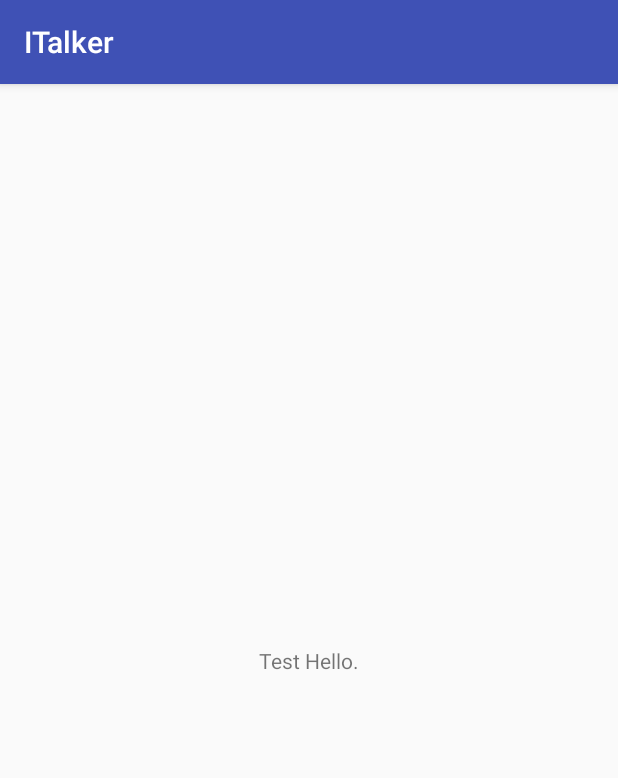
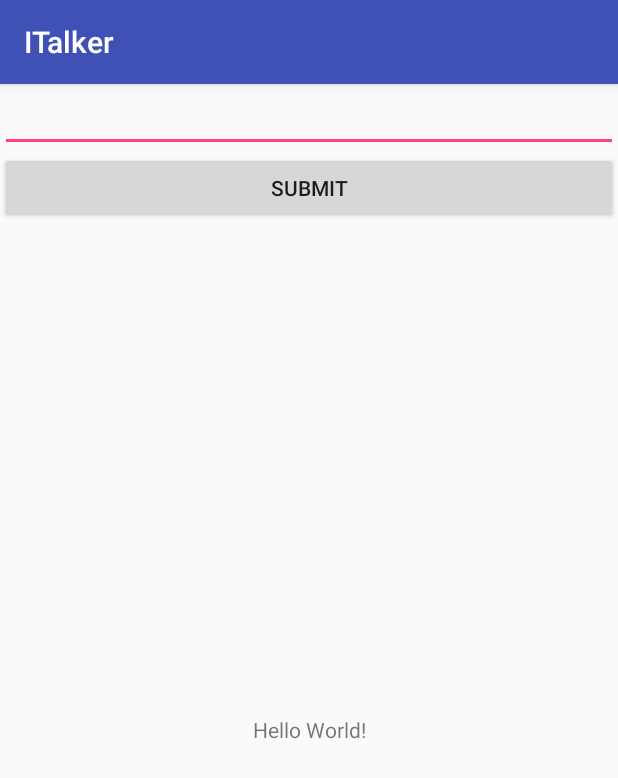
Before and after one commit to 00zhengfu00/iTalker, an Android app: the screen it shows after launch (MainActivity), on a phone screen of 412 x 824 dp. Shown: the top 778 px of the screen. Run offline under Robolectric (Android 15) with nearby library versions, the phone set to English and light mode, and no system bars; our stand-ins replace ButterKnife.

Commit message:
Client-提交3.6.0封装Recycler相关代码

```diff
--- /dev/null
+++ b/App/ITalker/app/src/main/java/com/example/ggxiaozhi/italker/IPresenter.java
@@ -0,0 +1,13 @@
+package com.example.ggxiaozhi.italker;
+
+/**
+ * 工程名 ： ITalker
+ * 包名   ： com.example.ggxiaozhi.italker
+ * 作者名 ： 志先生_
+ * 日期   ： 2017/11/4
+ * 功能   ：
+ */
+
+public interface IPresenter {
+    void search();
+}
--- /dev/null
+++ b/App/ITalker/app/src/main/java/com/example/ggxiaozhi/italker/IView.java
@@ -0,0 +1,16 @@
+package com.example.ggxiaozhi.italker;
+
+/**
+ * 工程名 ： ITalker
+ * 包名   ： com.example.ggxiaozhi.italker
+ * 作者名 ： 志先生_
+ * 日期   ： 2017/11/4
+ * 功能   ：
+ */
+
+public interface IView {
+
+    String getInputString();
+
+    void setResultString(String result);
+}
--- a/App/ITalker/app/src/main/java/com/example/ggxiaozhi/italker/MainActivity.java
+++ b/App/ITalker/app/src/main/java/com/example/ggxiaozhi/italker/MainActivity.java
@@ -1,24 +1,41 @@
 package com.example.ggxiaozhi.italker;
 
+import android.widget.EditText;
 import android.widget.TextView;
 
 import com.example.ggxiaozhi.common.app.Activity;
 
 import butterknife.BindView;
+import butterknife.OnClick;
 
-public class MainActivity extends Activity {
+public class MainActivity extends Activity implements IView {
 
-    @BindView(R.id.txt_test)
+    @BindView(R.id.txt_result)
     TextView mTextView;
+
+    @BindView(R.id.edit_query)
+    EditText mEditText;
+
+    private IPresenter mPresenter;
 
     @Override
     protected int getContentLayoutId() {
         return R.layout.activity_main;
     }
 
+    @OnClick(R.id.btn_submit)
+    void submit() {
+        mPresenter = new Presenter(this);
+        mPresenter.search();
+    }
+
     @Override
-    protected void initWidget() {
-        super.initWidget();
-        mTextView.setText("Test Hello.");
+    public String getInputString() {
+        return mEditText.getText().toString();
+    }
+
+    @Override
+    public void setResultString(String result) {
+        mTextView.setText(result);
     }
 }
--- a/App/ITalker/app/src/main/res/layout/activity_main.xml
+++ b/App/ITalker/app/src/main/res/layout/activity_main.xml
@@ -1,20 +1,31 @@
 <?xml version="1.0" encoding="utf-8"?>
-<android.support.constraint.ConstraintLayout
-    xmlns:android="http://schemas.android.com/apk/res/android"
-    xmlns:app="http://schemas.android.com/apk/res-auto"
-    xmlns:tools="http://schemas.android.com/tools"
-    android:layout_width="match_parent"
-    android:layout_height="match_parent"
-    tools:context="com.example.ggxiaozhi.italker.MainActivity">
+<LinearLayout xmlns:android="http://schemas.android.com/apk/res/android"
+              xmlns:app="http://schemas.android.com/apk/res-auto"
+              android:layout_width="match_parent"
+              android:layout_height="match_parent"
+              android:orientation="vertical">
+
+    <EditText
+        android:id="@+id/edit_query"
+        android:layout_width="match_parent"
+        android:layout_height="wrap_content"/>
+
+    <Button
+        android:id="@+id/btn_submit"
+        android:layout_width="match_parent"
+        android:layout_height="wrap_content"
+        android:text="Submit"/>
 
     <TextView
-        android:id="@+id/txt_test"
-        android:layout_width="wrap_content"
-        android:layout_height="wrap_content"
+        android:id="@+id/txt_result"
+        android:layout_width="match_parent"
+        android:layout_height="0dp"
+        android:layout_weight="1"
+        android:gravity="center"
         android:text="Hello World!"
         app:layout_constraintBottom_toBottomOf="parent"
         app:layout_constraintLeft_toLeftOf="parent"
         app:layout_constraintRight_toRightOf="parent"
         app:layout_constraintTop_toTopOf="parent"/>
 
-</android.support.constraint.ConstraintLayout>
+</LinearLayout>
--- a/App/ITalker/common/build.gradle
+++ b/App/ITalker/common/build.gradle
@@ -27,6 +27,7 @@ dependencies {
         exclude group: 'com.android.support', module: 'support-annotations'
     })
     compile "com.android.support:appcompat-v7:$rootProject.ext.supportVersion"
+    compile "com.android.support:recyclerview-v7:$rootProject.ext.supportVersion"
 
     //注解框架
     compile "com.jakewharton:butterknife:$rootProject.ext.butterknifeVersion"
--- /dev/null
+++ b/App/ITalker/common/src/main/res/values/ids.xml
@@ -0,0 +1,4 @@
+<?xml version="1.0" encoding="utf-8"?>
+<resources>
+    <item name="tag_recycler_holder" type="id"/>
+</resources>
```
Also changed, not shown: App/ITalker/app/src/main/java/com/example/ggxiaozhi/italker/IUserService.java (added, +13 -0 lines), App/ITalker/app/src/main/java/com/example/ggxiaozhi/italker/Presenter.java (added, +35 -0 lines), App/ITalker/app/src/main/java/com/example/ggxiaozhi/italker/UserService.java (added, +16 -0 lines), App/ITalker/common/src/main/java/com/example/ggxiaozhi/common/widget/AdapterCallBack.java (added, +17 -0 lines), App/ITalker/common/src/main/java/com/example/ggxiaozhi/common/widget/recycler/RecyclerAdapter.java (added, +280 -0 lines).
